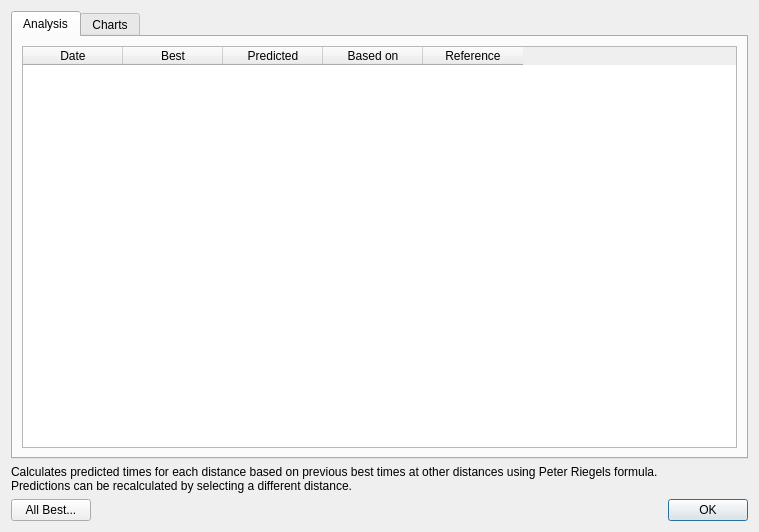
Above: ui/analysis.ui from ihewitt/poolviewer before the change. Below: the same form after it.
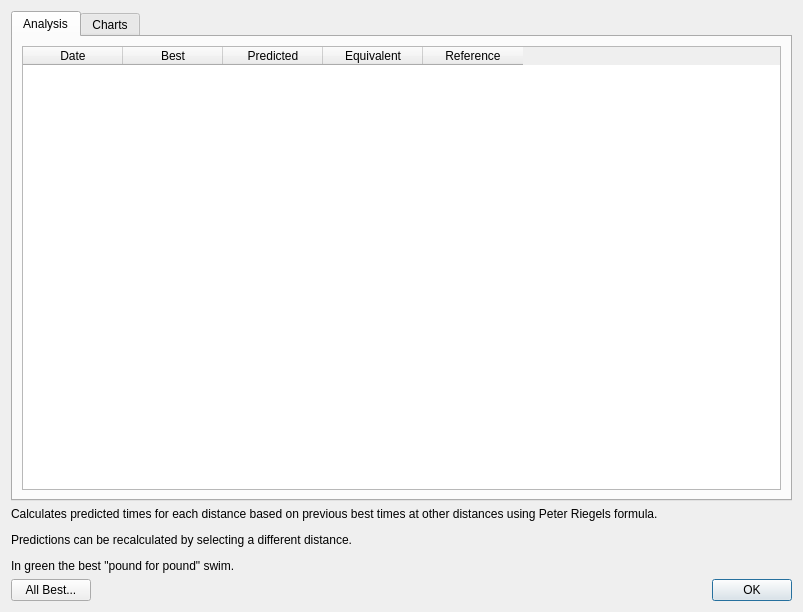
That is the form after the change. Custom widgets are drawn as their Qt base class.

Commit message: Add configuration option to let the user select the distances to display in the analysis.

Patch:
```diff
--- a/ui/analysis.ui
+++ b/ui/analysis.ui
@@ -6,8 +6,8 @@
    <rect>
     <x>0</x>
     <y>0</y>
-    <width>759</width>
-    <height>532</height>
+    <width>803</width>
+    <height>612</height>
    </rect>
   </property>
   <property name="windowTitle">
@@ -54,7 +54,7 @@
            </column>
            <column>
             <property name="text">
-             <string>Based on</string>
+             <string>Equivalent</string>
             </property>
            </column>
            <column>
@@ -81,8 +81,7 @@
      <item>
       <widget class="QLabel" name="label">
        <property name="text">
-        <string>Calculates predicted times for each distance based on previous best times at other distances using Peter Riegels formula.
-Predictions can be recalculated by selecting a different distance.</string>
+        <string>&lt;html&gt;&lt;head/&gt;&lt;body&gt;&lt;p&gt;Calculates predicted times for each distance based on previous best times at other distances using Peter Riegels formula.&lt;/p&gt;&lt;p&gt;Predictions can be recalculated by selecting a different distance.&lt;/p&gt;&lt;p&gt;In green the best &amp;quot;pound for pound&amp;quot; swim.&lt;/p&gt;&lt;/body&gt;&lt;/html&gt;</string>
        </property>
        <property name="alignment">
         <set>Qt::AlignLeading|Qt::AlignLeft|Qt::AlignTop</set>
```
The commit also changes 9 other files.
